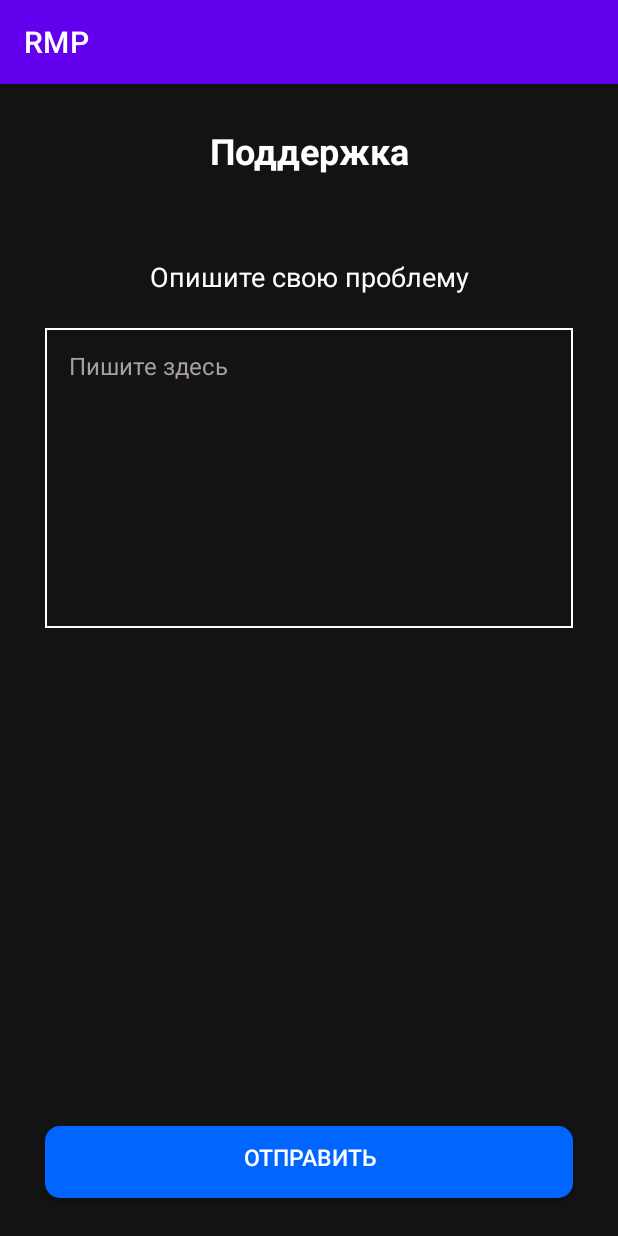
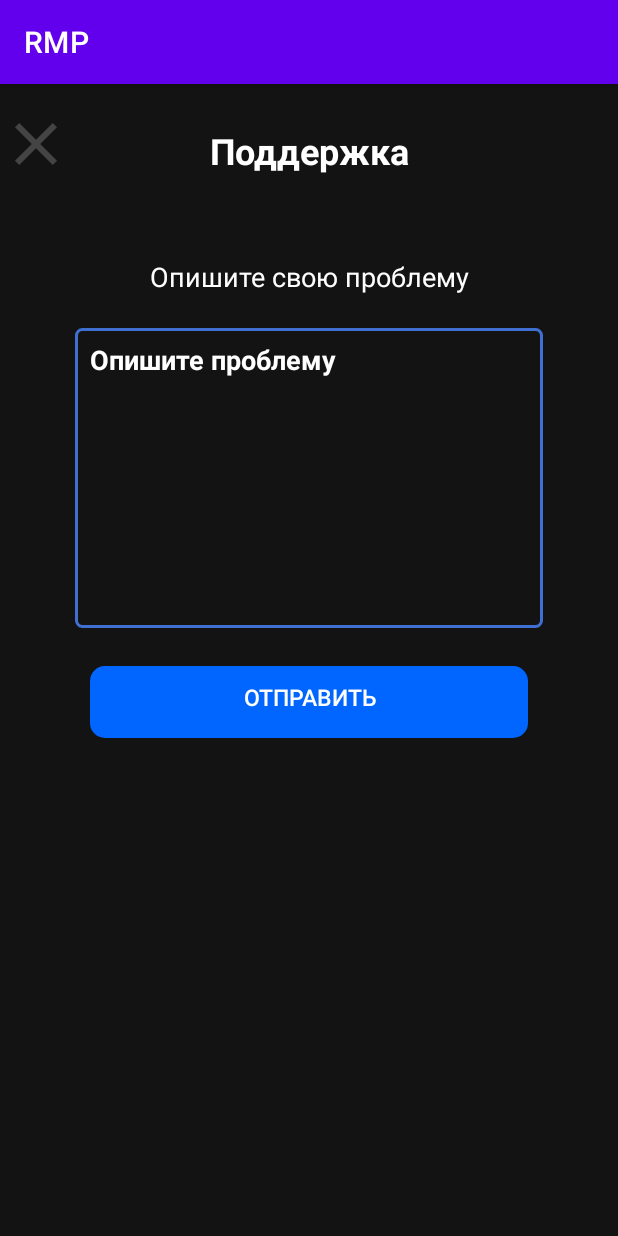
Before and after one commit to ProstoDurachok/RMP, an Android app: the Podderzhka screen opened directly, with no data from a screen before it, on a phone screen of 412 x 824 dp. Run offline under Robolectric (Android 15) with nearby library versions, the phone set to English and light mode, and no system bars; our stand-ins replace Firebase (no records; nobody signed in at launch, a user with empty details on screens opened directly).

```diff
--- a/app/src/main/res/layout/activity_podderzhka.xml
+++ b/app/src/main/res/layout/activity_podderzhka.xml
@@ -1,11 +1,21 @@
-<?xml version="1.0" encoding="utf-8"?>
 <RelativeLayout xmlns:android="http://schemas.android.com/apk/res/android"
     xmlns:app="http://schemas.android.com/apk/res-auto"
     xmlns:tools="http://schemas.android.com/tools"
+    android:id="@+id/mainLayout"
     android:layout_width="match_parent"
     android:layout_height="match_parent"
-    tools:context=".Podderzhka"
-    android:background="#141313">
+    android:background="#141313"
+    tools:context=".Podderzhka">
+
+    <ImageButton
+        android:id="@+id/close"
+        android:layout_width="wrap_content"
+        android:layout_height="wrap_content"
+        android:layout_alignParentStart="true"
+        android:layout_marginTop="16dp"
+        android:background="#141313"
+        android:contentDescription="Close"
+        android:src="@drawable/close" />
 
     <LinearLayout
         android:layout_width="match_parent"
@@ -13,6 +23,8 @@
         android:orientation="vertical"
         android:gravity="center"
         android:layout_marginHorizontal="30dp">
+
+
         <TextView
             android:layout_width="match_parent"
             android:layout_height="wrap_content"
@@ -25,6 +37,7 @@
             android:textColor="@color/white"
             android:textSize="24sp"
             android:layout_marginTop="50dp"/>
+
         <TextView
             android:id="@+id/podderzhka"
             android:layout_width="match_parent"
@@ -35,20 +48,25 @@
             android:textColor="@color/white"
             android:textSize="18sp"
             android:gravity="center"/>
+
         <EditText
-            android:id="@+id/exit"
+            android:id="@+id/supportMessage"
             android:layout_width="match_parent"
             android:layout_height="200dp"
-            android:padding="16dp"
-            android:fontFamily="@font/karmaregular"
-            android:hint="Пишите здесь"
-            android:textColorHint="#A79E9E"
-            android:textSize="16sp"
-            android:gravity="left"
-            android:background="@drawable/border_text_view"
-            android:textColor="@color/white"
-            android:inputType="textMultiLine"/>
-    </LinearLayout>
+            android:layout_centerHorizontal="true"
+            android:layout_marginHorizontal="20dp"
+            android:background="@drawable/edit_text"
+            android:fontFamily="@font/karmabold"
+            android:hint="Опишите проблему"
+            android:imeOptions="actionDone"
+            android:maxLength="200"
+            android:padding="10dp"
+            android:textColor="#FFFFFF"
+            android:textColorHint="@color/white"
+            android:textSize="18sp"
+            android:gravity="top"
+            android:inputType="textMultiLine" />
+
         <androidx.appcompat.widget.AppCompatButton
             android:id="@+id/button"
             android:layout_width="match_parent"
@@ -62,4 +80,8 @@
             android:fontFamily="@font/karmamedium"
             android:background="@drawable/button"
             android:layout_alignParentBottom="true"/>
+
+
+
+    </LinearLayout>
 </RelativeLayout>
--- a/app/src/main/res/layout/activity_registration.xml
+++ b/app/src/main/res/layout/activity_registration.xml
@@ -1,7 +1,7 @@
-<?xml version="1.0" encoding="utf-8"?>
 <RelativeLayout xmlns:android="http://schemas.android.com/apk/res/android"
     xmlns:app="http://schemas.android.com/apk/res-auto"
     xmlns:tools="http://schemas.android.com/tools"
+    android:id="@+id/mainLayout"
     android:layout_width="match_parent"
     android:layout_height="match_parent"
     android:background="#141313"
@@ -71,5 +71,4 @@
             android:textColor="@color/white"
             android:textSize="15sp" />
     </LinearLayout>
-
 </RelativeLayout>
```
Also changed, not shown: app/src/main/java/com/example/rmp/ArticleDetailActivity.java (+8 -0 lines), app/src/main/java/com/example/rmp/BlackStrikethroughSpan.java (added, +30 -0 lines), app/src/main/java/com/example/rmp/Podderzhka.java (+87 -2 lines), app/src/main/java/com/example/rmp/Registration.java (+41 -40 lines), app/src/main/java/com/example/rmp/Settings.java (+20 -5 lines), app/src/main/java/com/example/rmp/Zadachi.java (+21 -1 lines), app/src/main/res/layout/activity_article_detail.xml (+19 -4 lines), app/src/main/res/layout/activity_settings.xml (+9 -0 lines), app/src/main/res/layout/activity_zadachi.xml (+18 -17 lines), app/src/main/res/layout/article_item.xml (+5 -2 lines). Lines whose indentation alone changed are shown as unchanged.
